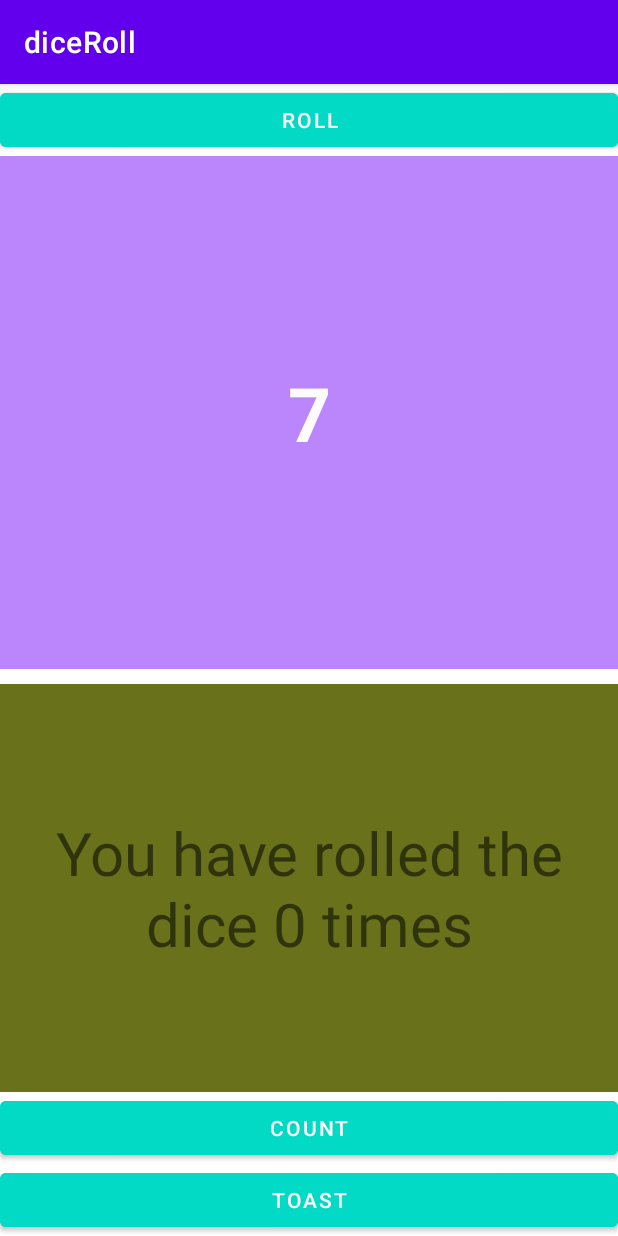
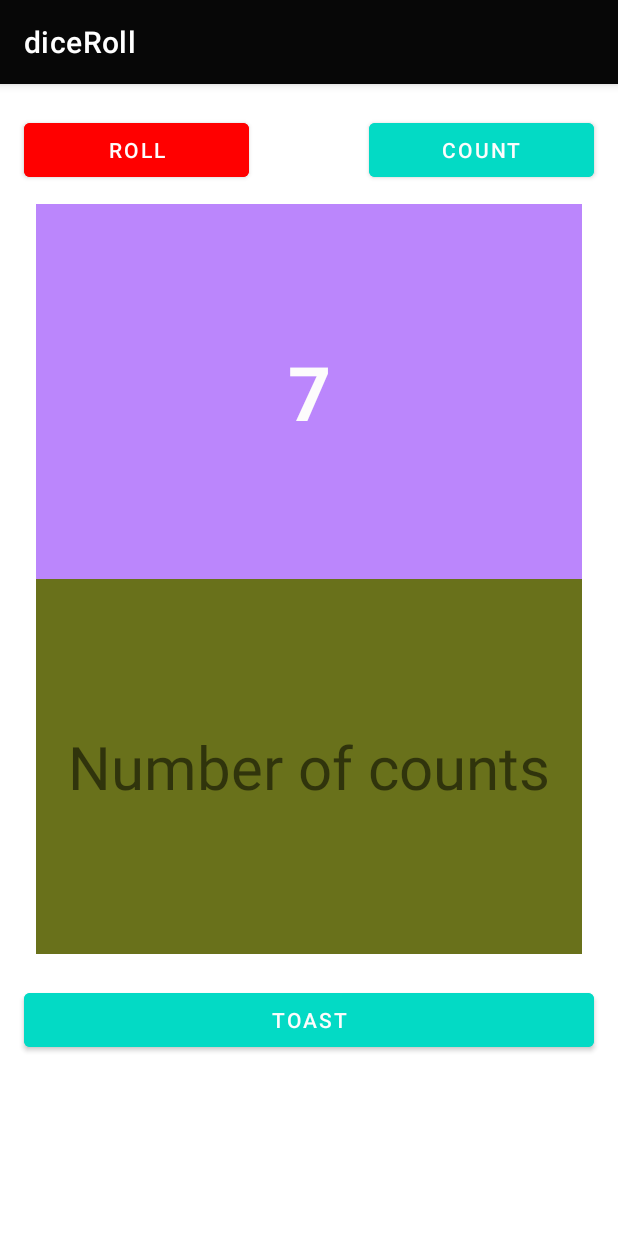
Before and after one commit to dennis-199/diceRoll, an Android app: the screen it shows after launch (MainActivity), on a phone screen of 412 x 824 dp. Run offline under Robolectric (Android 15) with nearby library versions, the phone set to English and light mode, and no system bars.

Commit message:
count button added

```diff
--- a/app/src/main/java/com/example/diceroll/MainActivity.kt
+++ b/app/src/main/java/com/example/diceroll/MainActivity.kt
@@ -35,6 +35,6 @@ class MainActivity : AppCompatActivity() {
         count+= 1
 
         val counttextview = findViewById(R.id.counttextview) as TextView
-        counttextview.text = "You have clicked the button $count times."
+        counttextview.text = "count $count ."
     }
 }
--- a/app/src/main/res/layout/activity_main.xml
+++ b/app/src/main/res/layout/activity_main.xml
@@ -1,54 +1,90 @@
 <?xml version="1.0" encoding="utf-8"?>
-<LinearLayout xmlns:android="http://schemas.android.com/apk/res/android"
+<androidx.constraintlayout.widget.ConstraintLayout xmlns:android="http://schemas.android.com/apk/res/android"
     xmlns:app="http://schemas.android.com/apk/res-auto"
     xmlns:tools="http://schemas.android.com/tools"
     android:layout_width="match_parent"
     android:layout_height="match_parent"
-    android:orientation="vertical"
     tools:context=".MainActivity">
+
     <Button
         android:id="@+id/button_roll"
-        android:layout_width="match_parent"
+        android:layout_width="150dp"
         android:layout_height="wrap_content"
+        android:layout_marginStart="16dp"
+        android:layout_marginTop="20dp"
+        android:backgroundTint="@color/red"
         android:text="@string/button_roll"
-        android:backgroundTint="@color/teal_200"/>
+        app:layout_constraintStart_toStartOf="parent"
+        app:layout_constraintTop_toTopOf="parent" />
 
+    <Button
+        android:id="@+id/button_count"
+        android:layout_width="150dp"
+        android:layout_height="wrap_content"
+        android:layout_marginLeft="70dp"
+        android:layout_marginTop="20dp"
+        android:layout_marginEnd="16dp"
+        android:backgroundTint="@color/teal_200"
+        android:onClick="onTouch"
+        android:text="@string/count_button"
+        app:layout_constraintEnd_toEndOf="parent"
+        app:layout_constraintLeft_toRightOf="@id/button_roll"
+        app:layout_constraintTop_toTopOf="parent" />
 
     <TextView
         android:id="@+id/text_result"
         android:layout_width="match_parent"
-        android:layout_height="01dp"
-        android:layout_weight="2"
+        android:layout_height="250dp"
+        android:layout_marginStart="24dp"
+        android:layout_marginTop="80dp"
+        android:layout_marginEnd="24dp"
+
+
+        android:background="@color/purple_200"
+        android:gravity="center"
+
+        android:text="7"
+        android:textColor="@color/white"
+
         android:textSize="50sp"
         android:textStyle="bold"
-        android:textColor="@color/white"
-        android:background="@color/purple_200"
-        android:gravity="center"
-        android:text="7" />
+        app:layout_constraintEnd_toEndOf="parent"
+        app:layout_constraintStart_toStartOf="parent"
+        app:layout_constraintTop_toTopOf="parent" />
+
     <TextView
         android:id="@+id/counttextview"
         android:layout_width="match_parent"
-        android:layout_height="wrap_content"
-        android:layout_weight="1"
-        android:text="You have rolled the dice 0 times"
+        android:layout_height="250dp"
+        android:layout_marginStart="24dp"
+        android:layout_marginEnd="24dp"
+        android:background="@color/newcolor"
+        android:gravity="center"
+
+
+
+        android:text="Number of counts"
         android:textSize="40sp"
-        android:gravity="center"
-        android:layout_marginTop="10dp"
-        android:background="@color/newcolor"/>
-    <Button
-        android:id="@+id/button_count"
-        android:layout_width="match_parent"
-        android:layout_height="wrap_content"
-        android:onClick="onTouch"
-        android:text="@string/count_button"
-        android:backgroundTint="@color/teal_200"/>
+        app:layout_constraintEnd_toEndOf="parent"
+        app:layout_constraintStart_toStartOf="parent"
 
+        app:layout_constraintTop_toBottomOf="@id/text_result" />
 
     <Button
         android:id="@+id/button_toast"
         android:layout_width="match_parent"
         android:layout_height="wrap_content"
+        android:layout_marginStart="16dp"
+        android:layout_marginTop="20dp"
+        android:layout_marginEnd="16dp"
+        android:backgroundTint="@color/teal_200"
         android:text="@string/button_toast"
-        android:backgroundTint="@color/teal_200"/>
+        app:layout_constraintEnd_toEndOf="parent"
+        app:layout_constraintStart_toStartOf="parent"
+        app:layout_constraintTop_toBottomOf="@id/counttextview" />
 
-</LinearLayout>
+
+
+
+
+</androidx.constraintlayout.widget.ConstraintLayout>
--- a/app/src/main/res/values/colors.xml
+++ b/app/src/main/res/values/colors.xml
@@ -8,4 +8,5 @@
     <color name="black">#FF000000</color>
     <color name="white">#FDFCFC</color>
     <color name="newcolor">#69711B</color>
+    <color name="red">#FF0000</color>
 </resources>
--- a/app/src/main/res/values/themes.xml
+++ b/app/src/main/res/values/themes.xml
@@ -2,8 +2,8 @@
     <!-- Base application theme. -->
     <style name="Theme.DiceRoll" parent="Theme.MaterialComponents.DayNight.DarkActionBar">
         <!-- Primary brand color. -->
-        <item name="colorPrimary">@color/purple_500</item>
-        <item name="colorPrimaryVariant">@color/purple_700</item>
+        <item name="colorPrimary">#070707</item>
+        <item name="colorPrimaryVariant">@color/black</item>
         <item name="colorOnPrimary">@color/white</item>
         <!-- Secondary brand color. -->
         <item name="colorSecondary">@color/teal_200</item>
```
